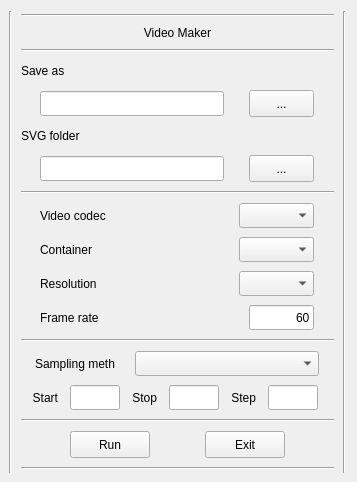
Qt form ui/video_maker_setup_ui.ui (eM7RON/ImageEvo) before a commit.
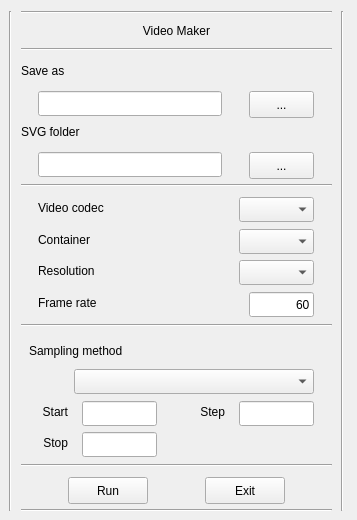
The same form after that commit.

Diff of the .ui file:
```diff
--- a/ui/video_maker_setup_ui.ui
+++ b/ui/video_maker_setup_ui.ui
@@ -10,7 +10,7 @@
     <x>0</x>
     <y>0</y>
     <width>357</width>
-    <height>482</height>
+    <height>520</height>
    </rect>
   </property>
   <property name="sizePolicy">
@@ -22,13 +22,13 @@
   <property name="minimumSize">
    <size>
     <width>357</width>
-    <height>482</height>
+    <height>100</height>
    </size>
   </property>
   <property name="maximumSize">
    <size>
     <width>357</width>
-    <height>482</height>
+    <height>520</height>
    </size>
   </property>
   <property name="windowTitle">
@@ -44,6 +44,9 @@
    <property name="leftMargin">
     <number>9</number>
    </property>
+   <property name="rightMargin">
+    <number>13</number>
+   </property>
    <property name="bottomMargin">
     <number>9</number>
    </property>
@@ -59,7 +62,10 @@
      <item>
       <layout class="QVBoxLayout" name="verticalLayout_2">
        <property name="spacing">
-        <number>6</number>
+        <number>10</number>
+       </property>
+       <property name="sizeConstraint">
+        <enum>QLayout::SetFixedSize</enum>
        </property>
        <item>
         <widget class="Line" name="line_8">
@@ -597,9 +603,12 @@
         </widget>
        </item>
        <item>
-        <layout class="QHBoxLayout" name="horizontalLayout_13">
+        <layout class="QHBoxLayout" name="horizontalLayout_16">
+         <property name="sizeConstraint">
+          <enum>QLayout::SetFixedSize</enum>
+         </property>
          <item>
-          <widget class="QLabel" name="resolution_label_2">
+          <widget class="QLabel" name="resolution_label_4">
            <property name="sizePolicy">
             <sizepolicy hsizetype="Fixed" vsizetype="Preferred">
              <horstretch>0</horstretch>
@@ -608,14 +617,14 @@
            </property>
            <property name="minimumSize">
             <size>
-             <width>69</width>
-             <height>0</height>
+             <width>130</width>
+             <height>27</height>
             </size>
            </property>
            <property name="maximumSize">
             <size>
-             <width>80</width>
-             <height>16777215</height>
+             <width>130</width>
+             <height>27</height>
             </size>
            </property>
            <property name="text">
@@ -624,6 +633,42 @@
           </widget>
          </item>
          <item>
+          <spacer name="horizontalSpacer_2">
+           <property name="orientation">
+            <enum>Qt::Horizontal</enum>
+           </property>
+           <property name="sizeType">
+            <enum>QSizePolicy::Fixed</enum>
+           </property>
+           <property name="sizeHint" stdset="0">
+            <size>
+             <width>164</width>
+             <height>20</height>
+            </size>
+           </property>
+          </spacer>
+         </item>
+        </layout>
+       </item>
+       <item>
+        <layout class="QHBoxLayout" name="horizontalLayout_13">
+         <item>
+          <spacer name="horizontalSpacer_3">
+           <property name="orientation">
+            <enum>Qt::Horizontal</enum>
+           </property>
+           <property name="sizeType">
+            <enum>QSizePolicy::Fixed</enum>
+           </property>
+           <property name="sizeHint" stdset="0">
+            <size>
+             <width>35</width>
+             <height>14</height>
+            </size>
+           </property>
+          </spacer>
+         </item>
+         <item>
           <widget class="QComboBox" name="sampling_method_dropdown">
            <property name="sizePolicy">
             <sizepolicy hsizetype="Fixed" vsizetype="Fixed">
@@ -633,13 +678,13 @@
            </property>
            <property name="minimumSize">
             <size>
-             <width>184</width>
+             <width>240</width>
              <height>25</height>
             </size>
            </property>
            <property name="maximumSize">
             <size>
-             <width>184</width>
+             <width>240</width>
              <height>25</height>
             </size>
            </property>
@@ -658,6 +703,38 @@
          <property name="spacing">
           <number>0</number>
          </property>
+         <item>
+          <spacer name="horizontalSpacer_9">
+           <property name="orientation">
+            <enum>Qt::Horizontal</enum>
+           </property>
+           <property name="sizeType">
+            <enum>QSizePolicy::Expanding</enum>
+           </property>
+           <property name="sizeHint" stdset="0">
+            <size>
+             <width>2</width>
+             <height>20</height>
+            </size>
+           </property>
+          </spacer>
+         </item>
+         <item>
+          <spacer name="horizontalSpacer_13">
+           <property name="orientation">
+            <enum>Qt::Horizontal</enum>
+           </property>
+           <property name="sizeType">
+            <enum>QSizePolicy::Fixed</enum>
+           </property>
+           <property name="sizeHint" stdset="0">
+            <size>
+             <width>14</width>
+             <height>20</height>
+            </size>
+           </property>
+          </spacer>
+         </item>
          <item>
           <widget class="QLabel" name="label">
            <property name="sizePolicy">
@@ -668,13 +745,13 @@
            </property>
            <property name="minimumSize">
             <size>
-             <width>25</width>
+             <width>33</width>
              <height>0</height>
             </size>
            </property>
            <property name="maximumSize">
             <size>
-             <width>25</width>
+             <width>33</width>
              <height>16777215</height>
             </size>
            </property>
@@ -686,6 +763,22 @@
            </property>
           </widget>
          </item>
+         <item>
+          <spacer name="horizontalSpacer_8">
+           <property name="orientation">
+            <enum>Qt::Horizontal</enum>
+           </property>
+           <property name="sizeType">
+            <enum>QSizePolicy::Fixed</enum>
+           </property>
+           <property name="sizeHint" stdset="0">
+            <size>
+             <width>14</width>
+             <height>20</height>
+            </size>
+           </property>
+          </spacer>
+         </item>
          <item>
           <widget class="QLineEdit" name="start_entry">
            <property name="sizePolicy">
@@ -696,21 +789,40 @@
            </property>
            <property name="minimumSize">
             <size>
-             <width>50</width>
+             <width>75</width>
              <height>25</height>
             </size>
            </property>
            <property name="maximumSize">
             <size>
-             <width>50</width>
+             <width>75</width>
              <height>25</height>
             </size>
            </property>
+           <property name="text">
+            <string/>
+           </property>
            <property name="alignment">
             <set>Qt::AlignRight|Qt::AlignTrailing|Qt::AlignVCenter</set>
            </property>
           </widget>
          </item>
+         <item>
+          <spacer name="horizontalSpacer_19">
+           <property name="orientation">
+            <enum>Qt::Horizontal</enum>
+           </property>
+           <property name="sizeType">
+            <enum>QSizePolicy::Fixed</enum>
+           </property>
+           <property name="sizeHint" stdset="0">
+            <size>
+             <width>35</width>
+             <height>12</height>
+            </size>
+           </property>
+          </spacer>
+         </item>
          <item>
           <widget class="QLabel" name="label_2">
            <property name="sizePolicy">
@@ -721,66 +833,13 @@
            </property>
            <property name="minimumSize">
             <size>
-             <width>25</width>
+             <width>33</width>
              <height>0</height>
             </size>
            </property>
            <property name="maximumSize">
             <size>
-             <width>25</width>
-             <height>16777215</height>
-            </size>
-           </property>
-           <property name="text">
-            <string>Stop</string>
-           </property>
-           <property name="alignment">
-            <set>Qt::AlignRight|Qt::AlignTrailing|Qt::AlignVCenter</set>
-           </property>
-          </widget>
-         </item>
-         <item>
-          <widget class="QLineEdit" name="stop_entry">
-           <property name="sizePolicy">
-            <sizepolicy hsizetype="Fixed" vsizetype="Fixed">
-             <horstretch>0</horstretch>
-             <verstretch>0</verstretch>
-            </sizepolicy>
-           </property>
-           <property name="minimumSize">
-            <size>
-             <width>50</width>
-             <height>25</height>
-            </size>
-           </property>
-           <property name="maximumSize">
-            <size>
-             <width>50</width>
-             <height>25</height>
-            </size>
-           </property>
-           <property name="alignment">
-            <set>Qt::AlignRight|Qt::AlignTrailing|Qt::AlignVCenter</set>
-           </property>
-          </widget>
-         </item>
-         <item>
-          <widget class="QLabel" name="label_3">
-           <property name="sizePolicy">
-            <sizepolicy hsizetype="Fixed" vsizetype="Preferred">
-             <horstretch>0</horstretch>
-             <verstretch>0</verstretch>
-            </sizepolicy>
-           </property>
-           <property name="minimumSize">
-            <size>
-             <width>25</width>
-             <height>0</height>
-            </size>
-           </property>
-           <property name="maximumSize">
-            <size>
-             <width>25</width>
+             <width>33</width>
              <height>16777215</height>
             </size>
            </property>
@@ -792,6 +851,22 @@
            </property>
           </widget>
          </item>
+         <item>
+          <spacer name="horizontalSpacer_7">
+           <property name="orientation">
+            <enum>Qt::Horizontal</enum>
+           </property>
+           <property name="sizeType">
+            <enum>QSizePolicy::Fixed</enum>
+           </property>
+           <property name="sizeHint" stdset="0">
+            <size>
+             <width>14</width>
+             <height>20</height>
+            </size>
+           </property>
+          </spacer>
+         </item>
          <item>
           <widget class="QLineEdit" name="step_entry">
            <property name="sizePolicy">
@@ -802,20 +877,147 @@
            </property>
            <property name="minimumSize">
             <size>
-             <width>50</width>
+             <width>75</width>
              <height>25</height>
             </size>
            </property>
            <property name="maximumSize">
             <size>
-             <width>50</width>
+             <width>75</width>
              <height>25</height>
             </size>
            </property>
+           <property name="text">
+            <string/>
+           </property>
            <property name="alignment">
             <set>Qt::AlignRight|Qt::AlignTrailing|Qt::AlignVCenter</set>
            </property>
           </widget>
+         </item>
+         <item>
+          <spacer name="horizontalSpacer_18">
+           <property name="orientation">
+            <enum>Qt::Horizontal</enum>
+           </property>
+           <property name="sizeType">
+            <enum>QSizePolicy::Expanding</enum>
+           </property>
+           <property name="sizeHint" stdset="0">
+            <size>
+             <width>80</width>
+             <height>12</height>
+            </size>
+           </property>
+          </spacer>
+         </item>
+        </layout>
+       </item>
+       <item>
+        <layout class="QHBoxLayout" name="horizontalLayout_15">
+         <property name="spacing">
+          <number>0</number>
+         </property>
+         <item>
+          <spacer name="horizontalSpacer_21">
+           <property name="orientation">
+            <enum>Qt::Horizontal</enum>
+           </property>
+           <property name="sizeType">
+            <enum>QSizePolicy::Fixed</enum>
+           </property>
+           <property name="sizeHint" stdset="0">
+            <size>
+             <width>14</width>
+             <height>12</height>
+            </size>
+           </property>
+          </spacer>
+         </item>
+         <item>
+          <widget class="QLabel" name="label_4">
+           <property name="sizePolicy">
+            <sizepolicy hsizetype="Fixed" vsizetype="Preferred">
+             <horstretch>0</horstretch>
+             <verstretch>0</verstretch>
+            </sizepolicy>
+           </property>
+           <property name="minimumSize">
+            <size>
+             <width>33</width>
+             <height>0</height>
+            </size>
+           </property>
+           <property name="maximumSize">
+            <size>
+             <width>33</width>
+             <height>16777215</height>
+            </size>
+           </property>
+           <property name="text">
+            <string>Stop</string>
+           </property>
+           <property name="alignment">
+            <set>Qt::AlignRight|Qt::AlignTrailing|Qt::AlignVCenter</set>
+           </property>
+          </widget>
+         </item>
+         <item>
+          <spacer name="horizontalSpacer_17">
+           <property name="orientation">
+            <enum>Qt::Horizontal</enum>
+           </property>
+           <property name="sizeType">
+            <enum>QSizePolicy::Fixed</enum>
+           </property>
+           <property name="sizeHint" stdset="0">
+            <size>
+             <width>14</width>
+             <height>20</height>
+            </size>
+           </property>
+          </spacer>
+         </item>
+         <item>
+          <widget class="QLineEdit" name="stop_entry">
+           <property name="sizePolicy">
+            <sizepolicy hsizetype="Fixed" vsizetype="Fixed">
+             <horstretch>0</horstretch>
+             <verstretch>0</verstretch>
+            </sizepolicy>
+           </property>
+           <property name="minimumSize">
+            <size>
+             <width>75</width>
+             <height>25</height>
+            </size>
+           </property>
+           <property name="maximumSize">
+            <size>
+             <width>75</width>
+             <height>25</height>
+            </size>
+           </property>
+           <property name="alignment">
+            <set>Qt::AlignRight|Qt::AlignTrailing|Qt::AlignVCenter</set>
+           </property>
+          </widget>
+         </item>
+         <item>
+          <spacer name="horizontalSpacer_20">
+           <property name="orientation">
+            <enum>Qt::Horizontal</enum>
+           </property>
+           <property name="sizeType">
+            <enum>QSizePolicy::Expanding</enum>
+           </property>
+           <property name="sizeHint" stdset="0">
+            <size>
+             <width>192</width>
+             <height>12</height>
+            </size>
+           </property>
+          </spacer>
          </item>
         </layout>
        </item>
```
